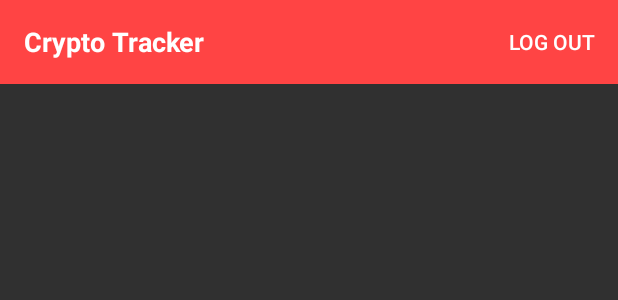
After one commit to birandkoray/android-cryptotracker, an Android app: the layout toolbar_layout.xml on its own in the app's theme, with its tools: preview values and no code run, on a phone screen of 412 x 824 dp. The commit adds this screen. Shown: the top 300 px of the screen. Run offline under Robolectric (Android 15) with nearby library versions, the phone set to English and light mode, and no system bars.

Commit message:
listview some ui adjustments

```diff
--- a/app/src/main/java/app/android/com/cryptotracker/dialog/LogoutConfirmDialogFragment.kt
+++ b/app/src/main/java/app/android/com/cryptotracker/dialog/LogoutConfirmDialogFragment.kt
@@ -23,7 +23,9 @@ class LogoutConfirmDialogFragment : DialogFragment() {
                                 // User cancelled the dialog
                             })
             // Create the AlertDialog object and return it
-            builder.create()
+            val dialog  : AlertDialog = builder.create()
+
+            return dialog
         } ?: throw IllegalStateException("Activity cannot be null")
     }
 
--- /dev/null
+++ b/app/src/main/res/layout/toolbar_layout.xml
@@ -0,0 +1,42 @@
+<?xml version="1.0" encoding="utf-8"?>
+<LinearLayout xmlns:android="http://schemas.android.com/apk/res/android"
+    xmlns:app="http://schemas.android.com/apk/res-auto"
+    xmlns:tools="http://schemas.android.com/tools"
+    android:layout_width="match_parent"
+    android:layout_height="match_parent">
+
+
+
+    <android.support.v7.widget.Toolbar
+        android:id="@+id/my_toolbar"
+        android:layout_width="match_parent"
+        android:layout_height="wrap_content"
+        android:background="@android:color/holo_red_light"
+        android:theme="@style/ThemeOverlay.AppCompat.ActionBar"
+        app:popupTheme="@style/ThemeOverlay.AppCompat.Light"
+        tools:layout_editor_absoluteX="0dp"
+        tools:layout_editor_absoluteY="0dp">
+
+        <TextView
+            android:id="@+id/textView"
+            android:layout_width="wrap_content"
+            android:layout_height="wrap_content"
+            android:layout_gravity="left"
+            android:layout_weight="1"
+            android:text="@string/app_name"
+            android:textColor="@color/colorPrimary"
+            android:textSize="18sp"
+            android:textStyle="bold" />
+
+
+        <Button
+            android:id="@+id/logout_button"
+            android:layout_width="wrap_content"
+            android:layout_height="wrap_content"
+            android:background="@android:color/transparent"
+            android:text="LOG OUT"
+            android:layout_gravity="right"/>
+
+
+    </android.support.v7.widget.Toolbar>
+</LinearLayout>
--- a/app/src/main/res/values/styles.xml
+++ b/app/src/main/res/values/styles.xml
@@ -14,4 +14,9 @@
         <item name="android:windowBackground">@drawable/splash_screen_background</item>
     </style>
 
+    <style name="CustomDialogTheme" parent="Theme.AppCompat.Light.Dialog.Alert">
+        <item name="colorAccent">@android:color/holo_orange_dark</item>
+        <item name="colorPrimary">@android:color/white</item>
+    </style>
+
 </resources>
```
Also changed, not shown: app/src/main/java/app/android/com/cryptotracker/RestActivity.kt (+16 -29 lines), app/src/main/java/app/android/com/cryptotracker/fragment/ToolbarFragment.kt (added, +53 -0 lines), app/src/main/res/layout/activity_rest.xml (+3 -6 lines).
